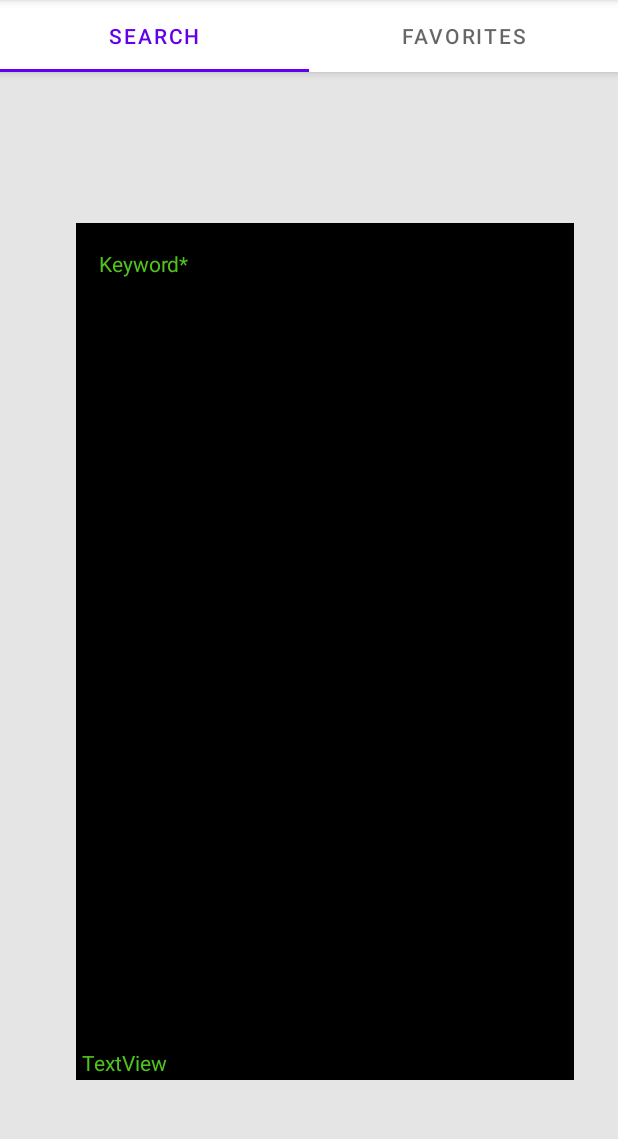
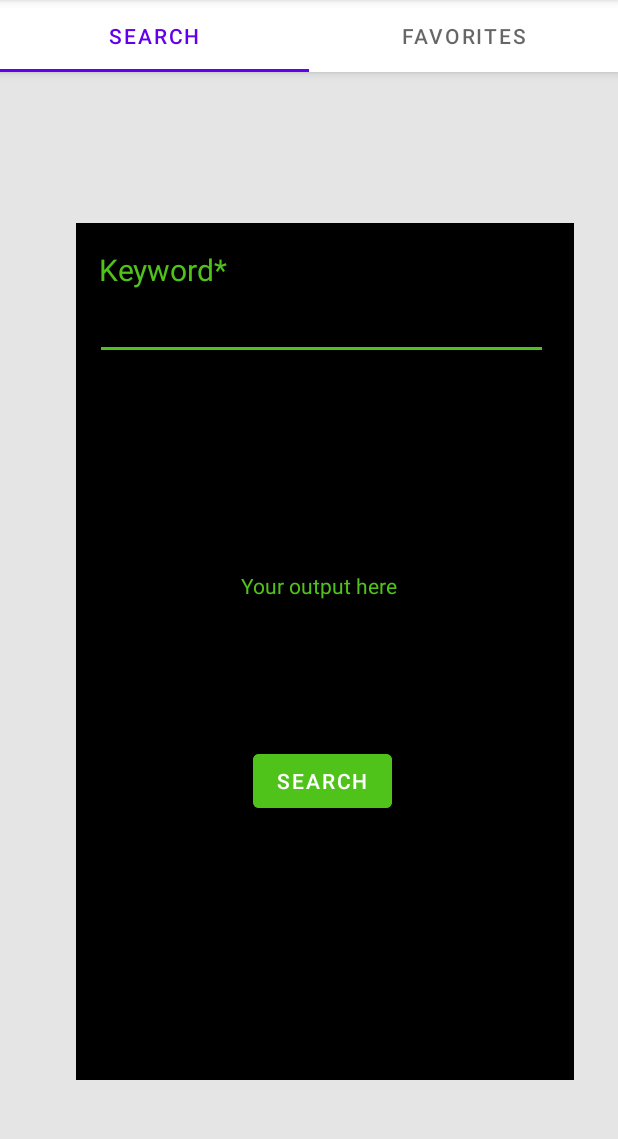
Before and after one commit to agormley3424/Event-Finder-Android-App, an Android app: the screen it shows after launch (MainActivity), on a phone screen of 412 x 824 dp, the part 84-1223 px from its top. Run offline under Robolectric (Android 15) with nearby library versions, the phone set to English and light mode, and no system bars.

Commit message:
Added basic form functionality

```diff
--- a/app/src/main/res/layout/fragment_search_tab.xml
+++ b/app/src/main/res/layout/fragment_search_tab.xml
@@ -2,6 +2,7 @@
 
 <!--Sourced from 'https://medium.com/@royanimesh2211/swipeable-tab-layout-using-view-pager-and-fragment-in-android-ea62f839502b' -->
 <RelativeLayout xmlns:android="http://schemas.android.com/apk/res/android"
+    xmlns:tools="http://schemas.android.com/tools"
     android:layout_width="match_parent"
     android:layout_height="match_parent"
     android:background="@color/grey"
@@ -14,8 +15,22 @@
         android:layout_alignParentBottom="true"
         android:layout_marginEnd="29dp"
         android:layout_marginBottom="48dp"
-        android:background="#000000"
+        android:background="@color/black"
         android:visibility="visible">
+
+        <EditText
+            android:id="@+id/keywordInput"
+            android:layout_width="302dp"
+            android:layout_height="wrap_content"
+            android:layout_alignParentEnd="true"
+            android:layout_alignParentBottom="true"
+            android:layout_marginEnd="17dp"
+            android:layout_marginBottom="480dp"
+            android:layout_weight="1"
+            android:backgroundTint="@color/green"
+            android:ems="10"
+            android:inputType="textPersonName"
+            android:textColorHint="@color/white" />
 
         <TextView
             android:id="@+id/keywordText"
@@ -26,18 +41,32 @@
             android:layout_marginStart="15dp"
             android:layout_marginTop="17dp"
             android:text="Keyword*"
-            android:textColor="@color/green" />
+            android:textColor="@color/green"
+            android:textSize="20sp" />
 
-        <TextView
-            android:id="@+id/textView8"
+        <Button
+            android:id="@+id/searchButton"
             android:layout_width="wrap_content"
             android:layout_height="wrap_content"
             android:layout_alignParentEnd="true"
             android:layout_alignParentBottom="true"
-            android:layout_marginEnd="271dp"
-            android:layout_marginBottom="2dp"
-            android:text="TextView"
+            android:layout_marginEnd="121dp"
+            android:layout_marginBottom="175dp"
+            android:text="Search"
+            android:backgroundTint="@color/green"
+            android:textColor="@color/white"/>
+
+        <TextView
+            android:id="@+id/outputText"
+            android:layout_width="wrap_content"
+            android:layout_height="wrap_content"
+            android:layout_alignParentEnd="true"
+            android:layout_alignParentBottom="true"
+            android:layout_marginEnd="117dp"
+            android:layout_marginBottom="320dp"
+            android:text="Your output here"
             android:textColor="@color/green" />
+
     </RelativeLayout>
 
 </RelativeLayout>
--- a/app/src/main/res/values/themes.xml
+++ b/app/src/main/res/values/themes.xml
@@ -12,5 +12,6 @@
         <!-- Status bar color. -->
         <item name="android:statusBarColor">?attr/colorPrimaryVariant</item>
         <!-- Customize your theme here. -->
+
     </style>
 </resources>
```
